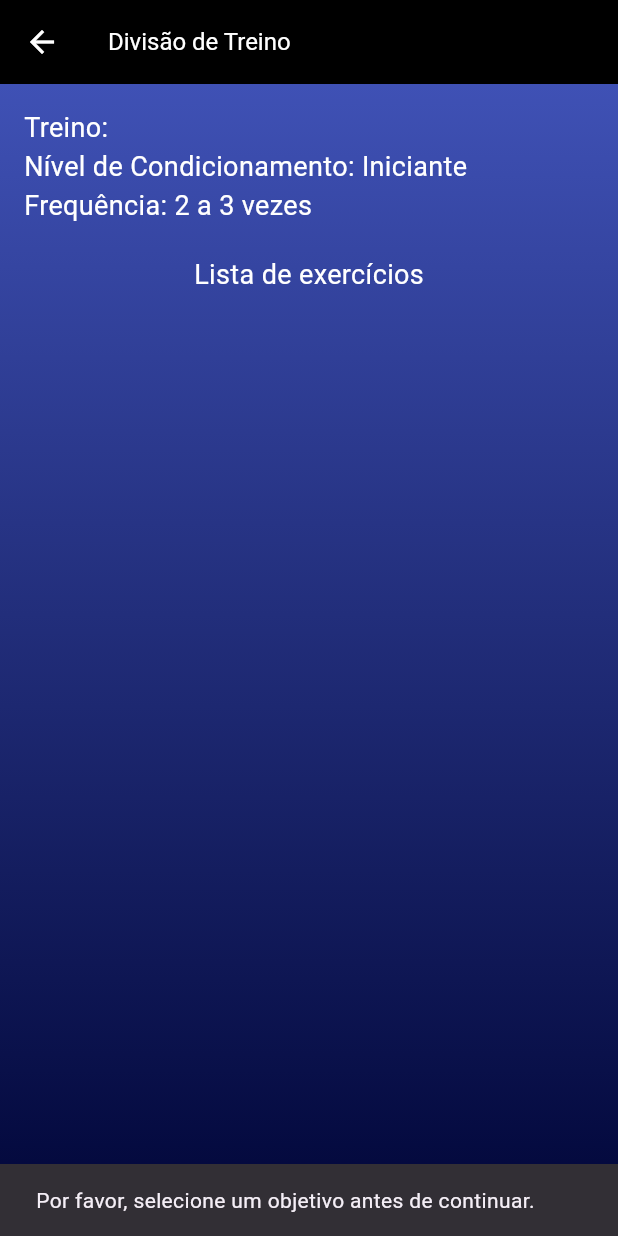
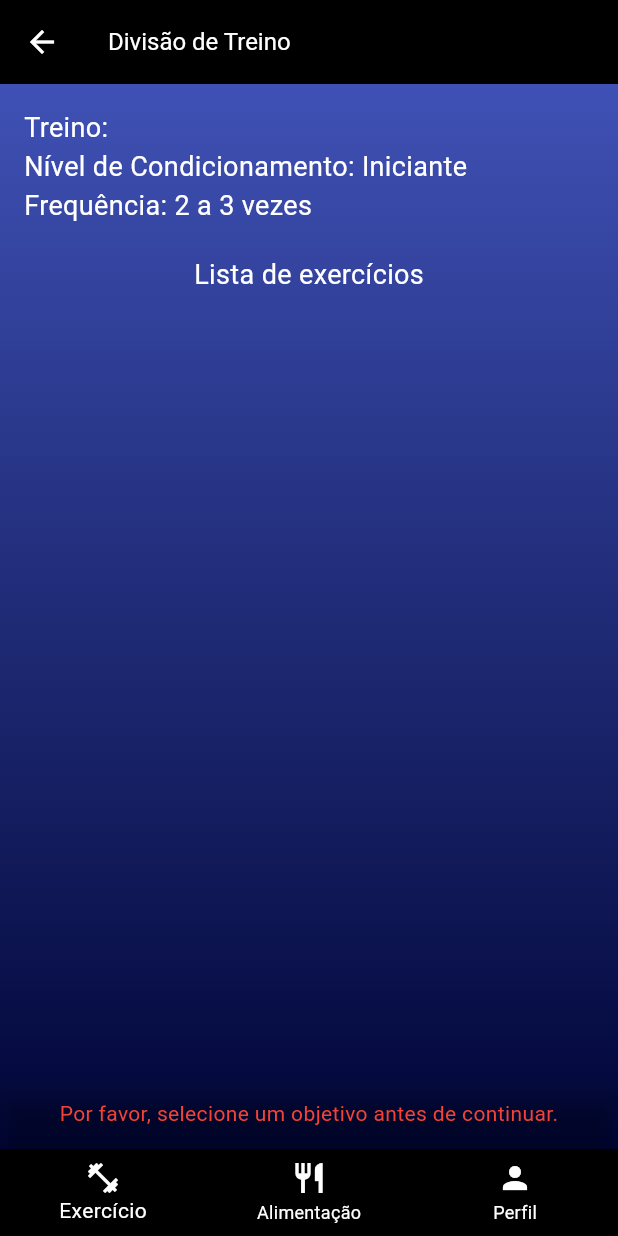
Before and after one commit to CleitonAsuos/GymFit, a Flutter app: the PrincipalPage screen opened directly, item 2 of the bottom bar chosen, after a tap on "Continuar", on a phone screen of 412 x 824 dp. Run offline on Flutter 3.47's test engine with Material 3 defaults, Android fonts, the phone set to English and light mode, and no system bars; our stand-ins replace flutter_mobx, mobx; generated files the repository leaves out were written again.

Commit message:
Correções e melhor na navegation bar.

```diff
--- a/lib/exercicio_page.dart
+++ b/lib/exercicio_page.dart
@@ -1,5 +1,7 @@
 import 'package:flutter/material.dart';
 import 'package:flutter_mobx/flutter_mobx.dart';
+import 'package:gymfit_projeto/alimentacao_page.dart';
+import 'package:gymfit_projeto/perfil_page.dart';
 import 'exercicio_store.dart';
 
 class ExercicioPage extends StatelessWidget {
@@ -7,7 +9,9 @@
   final double frequencia;
   final String objetivo;
 
-  const ExercicioPage({
+  final ExercicioStore store = ExercicioStore();
+
+  ExercicioPage({
     Key? key,
     required this.nivelCondicionamento,
     required this.frequencia,
@@ -97,6 +101,78 @@
           ),
         ),
       ),
+      bottomNavigationBar: BottomNavigationBar(
+        items: const [
+          BottomNavigationBarItem(
+            icon: Icon(Icons.fitness_center),
+            label: 'Exercício',
+          ),
+          BottomNavigationBarItem(
+            icon: Icon(Icons.restaurant),
+            label: 'Alimentação',
+          ),
+          BottomNavigationBarItem(
+            icon: Icon(Icons.person),
+            label: 'Perfil',
+          ),
+        ],
+        selectedItemColor: Colors.white,
+        unselectedItemColor: Colors.white,
+        backgroundColor: Colors.black,
+        onTap: (index) {
+          if (index == 0) {
+            Navigator.push(
+              context,
+              MaterialPageRoute(
+                builder: (context) => ExercicioPage(
+                  nivelCondicionamento: store.nivelCondicionamento,
+                  frequencia: store.frequencia,
+                  objetivo: store.objetivo,
+                  nivelCondicionamentoTexto: nivelCondicionamentoTexto,
+                ),
+              ),
+            );
+          } else if (index == 1) {
+            if (store.objetivo.isNotEmpty) {
+              Navigator.push(
+                context,
+                MaterialPageRoute(
+                  builder: (context) => AlimentacaoPage(objetivo: store.objetivo),
+                ),
+              );
+            } else {
+              // Mostrar uma mensagem de erro ou alerta
+              ScaffoldMessenger.of(context).showSnackBar(
+                const SnackBar(
+                  content: Text(
+                      'Por favor, selecione um objetivo antes de continuar.',
+                      textAlign: TextAlign.center,
+                      style:
+                      TextStyle(
+                        color: Colors.red,
+                        )
+                      ),
+                  backgroundColor: Colors.transparent,
+                ),
+              );
+            }
+          } else if (index == 2) {
+            Navigator.push(
+              context,
+              MaterialPageRoute(
+                builder: (context) => PerfilPage(
+                  nome: 'Nome Exemplo',
+                  idade: 25,
+                  sexo: 'Masculino',
+                  peso: 70.0,
+                  altura: 1.75,
+                  objetivo: store.objetivo,
+                ),
+              ),
+            );
+          }
+        },
+      ),
     );
   }
 }
--- a/lib/principal_page.dart
+++ b/lib/principal_page.dart
@@ -250,70 +250,37 @@
         ),
       ),
       bottomNavigationBar: BottomNavigationBar(
-        items: [
+        items: const [
           BottomNavigationBarItem(
-            icon: Stack(
-              children: [
-                Icon(
-                  Icons.fitness_center,
-                  size: 24,
-                  color: Colors.black,
-                ),
-                Icon(
-                  Icons.fitness_center,
-                  size: 24,
-                  color: Colors.white,
-                ),
-              ],
-            ),
+            icon: Icon(Icons.fitness_center),
             label: 'Exercício',
           ),
           BottomNavigationBarItem(
-            icon: Stack(
-              children: [
-                Icon(
-                  Icons.restaurant,
-                  size: 24,
-                  color: Colors.black,
-                ),
-                Icon(
-                  Icons.restaurant,
-                  size: 24,
-                  color: Colors.white,
-                ),
-              ],
-            ),
+            icon: Icon(Icons.restaurant),
             label: 'Alimentação',
           ),
           BottomNavigationBarItem(
-            icon: Stack(
-              children: [
-                Icon(
-                  Icons.person,
-                  size: 24,
-                  color: Colors.white,
-                ),
-                Icon(
-                  Icons.person,
-                  size: 24,
-                  color: Colors.white,
-                ),
-              ],
-            ),
+            icon: Icon(Icons.person),
             label: 'Perfil',
           ),
         ],
         selectedItemColor: Colors.white,
         unselectedItemColor: Colors.white,
         backgroundColor: Colors.black,
-        selectedLabelStyle: const TextStyle(
-          color: Colors.white,
-        ),
-        unselectedLabelStyle: const TextStyle(
-          color: Colors.white,
-        ),
         onTap: (index) {
-          if (index == 1) {
+          if (index == 0) {
+            Navigator.push(
+              context,
+              MaterialPageRoute(
+                builder: (context) => ExercicioPage(
+                  nivelCondicionamento: store.nivelCondicionamento,
+                  frequencia: store.frequencia,
+                  objetivo: store.objetivo,
+                  nivelCondicionamentoTexto: store.nivelCondicionamentoLabel,
+                ),
+              ),
+            );
+          } else if (index == 1) {
             if (store.objetivo.isNotEmpty) {
               Navigator.push(
                 context,
@@ -325,7 +292,15 @@
               // Mostrar uma mensagem de erro ou alerta
               ScaffoldMessenger.of(context).showSnackBar(
                 const SnackBar(
-                  content: Text('Por favor, selecione um objetivo antes de continuar.'),
+                  content: Text(
+                      'Por favor, selecione um objetivo antes de continuar.',
+                      textAlign: TextAlign.center,
+                      style:
+                      TextStyle(
+                        color: Colors.red,
+                        )
+                      ),
+                  backgroundColor: Colors.transparent,
                 ),
               );
             }
@@ -334,12 +309,12 @@
               context,
               MaterialPageRoute(
                 builder: (context) => PerfilPage(
-                  nome: 'Nome Exemplo', // Substitua pelos dados reais
-                  idade: 25, // Substitua pelos dados reais
-                  sexo: 'Masculino', // Substitua pelos dados reais
-                  peso: 70.0, // Substitua pelos dados reais
-                  altura: 1.75, // Substitua pelos dados reais
-                  objetivo: store.objetivo, // Use o objetivo do store
+                  nome: 'Nome Exemplo',
+                  idade: 25,
+                  sexo: 'Masculino',
+                  peso: 70.0,
+                  altura: 1.75,
+                  objetivo: store.objetivo,
                 ),
               ),
             );
```
Also changed, not shown: lib/alimentacao_page.dart (+12 -1 lines), lib/perfil_page.dart (+20 -2 lines), pubspec.lock, 1 other file.
